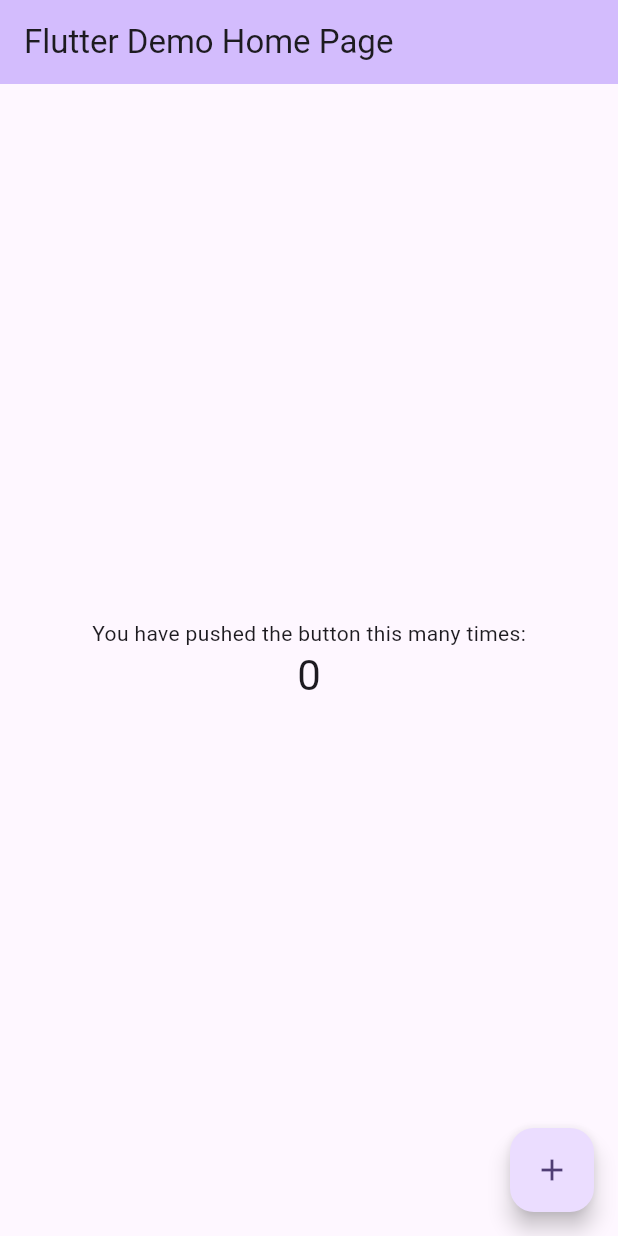
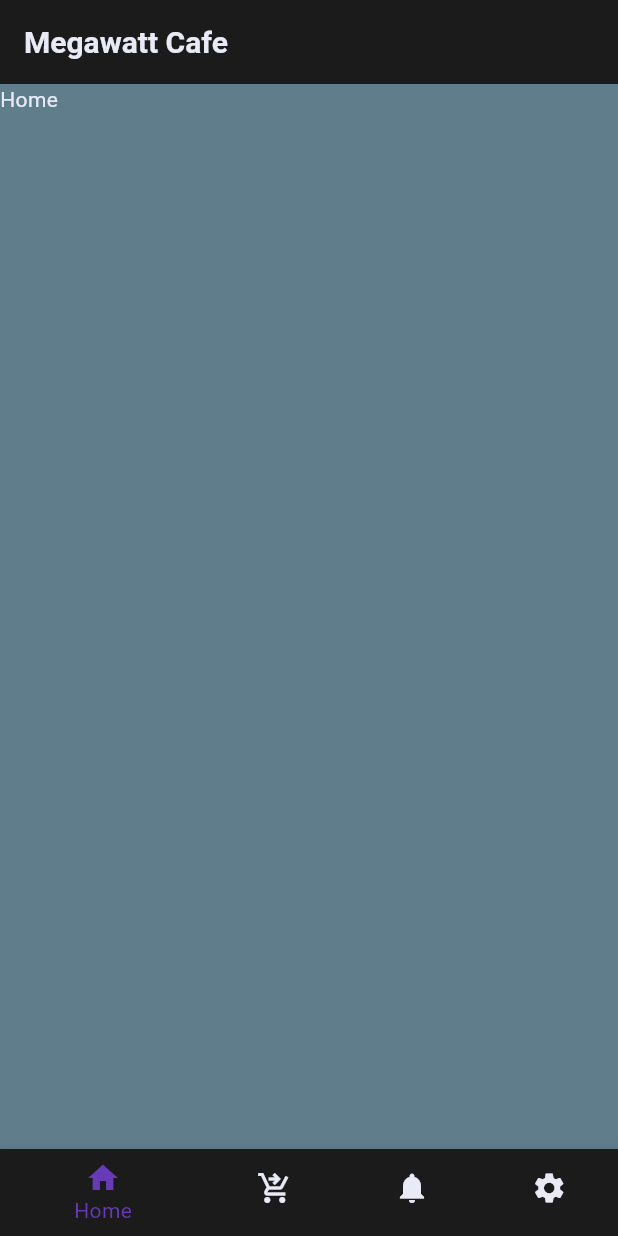
Before and after one commit to ANKNIGHTED/megawatt, a Flutter app: the screen it shows after launch, on a phone screen of 412 x 824 dp. Run offline on Flutter 3.47's test engine with Material 3 defaults, Android fonts, the phone set to English and light mode, and no system bars.

Commit message:
bottom navigation bar and routing

```diff
--- a/lib/main.dart
+++ b/lib/main.dart
@@ -1,122 +1,42 @@
 import 'package:flutter/material.dart';
+import 'package:megawatt/view/cart.dart';
+import 'package:megawatt/view/home.dart';
+import 'package:megawatt/utils/colors.dart';
+import 'package:megawatt/view/homepage.dart';
+import 'package:megawatt/view/login.dart';
+import 'package:megawatt/view/profile.dart';
+import 'package:megawatt/view/settings.dart';
+import 'package:megawatt/view/signup.dart';
 
 void main() {
-  runApp(const MyApp());
+  runApp(const Megawatt());
 }
 
-class MyApp extends StatelessWidget {
-  const MyApp({super.key});
+class Megawatt extends StatelessWidget {
+  const Megawatt({super.key});
 
   // This widget is the root of your application.
   @override
   Widget build(BuildContext context) {
+    //return sizer
     return MaterialApp(
-      title: 'Flutter Demo',
-      theme: ThemeData(
-        // This is the theme of your application.
-        //
-        // TRY THIS: Try running your application with "flutter run". You'll see
-        // the application has a purple toolbar. Then, without quitting the app,
-        // try changing the seedColor in the colorScheme below to Colors.green
-        // and then invoke "hot reload" (save your changes or press the "hot
-        // reload" button in a Flutter-supported IDE, or press "r" if you used
-        // the command line to start the app).
-        //
-        // Notice that the counter didn't reset back to zero; the application
-        // state is not lost during the reload. To reset the state, use hot
-        // restart instead.
-        //
-        // This works for code too, not just values: Most code changes can be
-        // tested with just a hot reload.
-        colorScheme: ColorScheme.fromSeed(seedColor: Colors.deepPurple),
+      debugShowCheckedModeBanner: false,
+
+      theme: ThemeData(colorScheme: AppColors.lightScheme, useMaterial3: true),
+      darkTheme: ThemeData(
+        colorScheme: AppColors.darkScheme,
+        useMaterial3: true,
       ),
-      home: const MyHomePage(title: 'Flutter Demo Home Page'),
+      themeMode: ThemeMode.dark,
+      home: Homepage(),
+      routes: {
+        '/Home': (context) => Home(),
+        '/Signup': (context) => Signup(),
+        '/Login': (context) => Login(),
+        '/Cart': (context) => Cart(),
+        '/Profile': (context) => Profile(),
+        '/Settings': (context) => Settings(),
+      },
     );
   }
 }
-
-class MyHomePage extends StatefulWidget {
-  const MyHomePage({super.key, required this.title});
-
-  // This widget is the home page of your application. It is stateful, meaning
-  // that it has a State object (defined below) that contains fields that affect
-  // how it looks.
-
-  // This class is the configuration for the state. It holds the values (in this
-  // case the title) provided by the parent (in this case the App widget) and
-  // used by the build method of the State. Fields in a Widget subclass are
-  // always marked "final".
-
-  final String title;
-
-  @override
-  State<MyHomePage> createState() => _MyHomePageState();
-}
-
-class _MyHomePageState extends State<MyHomePage> {
-  int _counter = 0;
-
-  void _incrementCounter() {
-    setState(() {
-      // This call to setState tells the Flutter framework that something has
-      // changed in this State, which causes it to rerun the build method below
-      // so that the display can reflect the updated values. If we changed
-      // _counter without calling setState(), then the build method would not be
-      // called again, and so nothing would appear to happen.
-      _counter++;
-    });
-  }
-
-  @override
-  Widget build(BuildContext context) {
-    // This method is rerun every time setState is called, for instance as done
-    // by the _incrementCounter method above.
-    //
-    // The Flutter framework has been optimized to make rerunning build methods
-    // fast, so that you can just rebuild anything that needs updating rather
-    // than having to individually change instances of widgets.
-    return Scaffold(
-      appBar: AppBar(
-        // TRY THIS: Try changing the color here to a specific color (to
-        // Colors.amber, perhaps?) and trigger a hot reload to see the AppBar
-        // change color while the other colors stay the same.
-        backgroundColor: Theme.of(context).colorScheme.inversePrimary,
-        // Here we take the value from the MyHomePage object that was created by
-        // the App.build method, and use it to set our appbar title.
-        title: Text(widget.title),
-      ),
-      body: Center(
-        // Center is a layout widget. It takes a single child and positions it
-        // in the middle of the parent.
-        child: Column(
-          // Column is also a layout widget. It takes a list of children and
-          // arranges them vertically. By default, it sizes itself to fit its
-          // children horizontally, and tries to be as tall as its parent.
-          //
-          // Column has various properties to control how it sizes itself and
-          // how it positions its children. Here we use mainAxisAlignment to
-          // center the children vertically; the main axis here is the vertical
-          // axis because Columns are vertical (the cross axis would be
-          // horizontal).
-          //
-          // TRY THIS: Invoke "debug painting" (choose the "Toggle Debug Paint"
-          // action in the IDE, or press "p" in the console), to see the
-          // wireframe for each widget.
-          mainAxisAlignment: MainAxisAlignment.center,
-          children: <Widget>[
-            const Text('You have pushed the button this many times:'),
-            Text(
-              '$_counter',
-              style: Theme.of(context).textTheme.headlineMedium,
-            ),
-          ],
-        ),
-      ),
-      floatingActionButton: FloatingActionButton(
-        onPressed: _incrementCounter,
-        tooltip: 'Increment',
-        child: const Icon(Icons.add),
-      ), // This trailing comma makes auto-formatting nicer for build methods.
-    );
-  }
-}
--- /dev/null
+++ b/lib/utils/colors.dart
@@ -0,0 +1,56 @@
+import 'package:flutter/material.dart';
+
+// This file defines a custom color scheme with purple and orange tones for your mobile app.
+
+class AppColors {
+  // Primary colors
+  static const Color primaryPurple = Color(0xFF673AB7);
+  static const Color primaryOrange = Color(0xFFFF9800);
+
+  // Accent colors
+  static const Color accentPurple = Color(0xFF9575CD);
+  static const Color accentOrange = Color(0xFFFFB74D);
+
+  // Background colors
+  static const Color backgroundLight = Color(0xFFEFE8F6);
+  static const Color backgroundDark = Color(0xFF1B1B1B);
+
+  // Text colors
+  static const Color textLight = Color(0xFFE8EAF6);
+  static const Color textDark = Color(0xFF212121);
+  static const Color textMuted = Color(0xFF616161);
+
+  // A color swatch for light theme
+  static const ColorScheme lightScheme = ColorScheme(
+    primary: primaryPurple,
+    primaryContainer: accentPurple,
+    secondary: primaryOrange,
+    secondaryContainer: accentOrange,
+    surface: backgroundLight,
+
+    error: Colors.red,
+    onPrimary: Colors.white,
+    onSecondary: Colors.black,
+    onSurface: textDark,
+
+    onError: Colors.white,
+    brightness: Brightness.light,
+  );
+
+  // A color swatch for dark theme
+  static const ColorScheme darkScheme = ColorScheme(
+    primary: primaryPurple,
+    primaryContainer: accentPurple,
+    secondary: primaryOrange,
+    secondaryContainer: accentOrange,
+    surface: backgroundDark,
+
+    error: Colors.red,
+    onPrimary: Colors.white,
+    onSecondary: Colors.black,
+    onSurface: textLight,
+
+    onError: Colors.white,
+    brightness: Brightness.dark,
+  );
+}
--- /dev/null
+++ b/lib/utils/textstyles.dart
@@ -0,0 +1,77 @@
+import 'package:flutter/material.dart';
+
+// This file defines text styles that automatically adapt to the app's theme
+// (light or dark mode) for consistent typography.
+class AppTextStyles {
+  // Base text styles that define font size, family, and weight.
+  // The colors are deliberately omitted here and will be applied dynamically.
+
+  static const TextStyle _heading1Base = TextStyle(
+    fontSize: 24,
+    fontWeight: FontWeight.bold,
+  );
+
+  static const TextStyle _heading2Base = TextStyle(
+    fontSize: 20,
+    fontWeight: FontWeight.bold,
+  );
+
+  static const TextStyle _subheadingBase = TextStyle(
+    fontSize: 16,
+    fontWeight: FontWeight.w600,
+  );
+
+  static const TextStyle _bodyBase = TextStyle(
+    fontSize: 14,
+    fontWeight: FontWeight.normal,
+  );
+
+  static const TextStyle _buttonBase = TextStyle(
+    fontSize: 16,
+    fontWeight: FontWeight.bold,
+  );
+
+  static const TextStyle _captionBase = TextStyle(
+    fontSize: 12,
+    fontWeight: FontWeight.w400,
+  );
+
+  // Methods to get theme-aware text styles.
+  // Use these methods to ensure colors adapt to light and dark modes.
+
+  /// Style for the largest headings, adapting to the theme's primary color.
+  static TextStyle heading1(BuildContext context) {
+    return _heading1Base.copyWith(color: Theme.of(context).colorScheme.primary);
+  }
+
+  /// Style for secondary headings, adapting to the theme's onSurface color.
+  static TextStyle heading2(BuildContext context) {
+    return _heading2Base.copyWith(
+      color: Theme.of(context).colorScheme.onSurface,
+    );
+  }
+
+  /// Style for subheadings, using a slightly more muted text color.
+  static TextStyle subheading(BuildContext context) {
+    return _subheadingBase.copyWith(
+      color: Theme.of(context).colorScheme.onSurface,
+    );
+  }
+
+  /// Style for general body text.
+  static TextStyle body(BuildContext context) {
+    return _bodyBase.copyWith(color: Theme.of(context).colorScheme.onSurface);
+  }
+
+  /// Style for text on buttons, ensuring high contrast against the button's background.
+  static TextStyle button(BuildContext context) {
+    return _buttonBase.copyWith(color: Theme.of(context).colorScheme.onPrimary);
+  }
+
+  /// Style for small, secondary text like captions.
+  static TextStyle caption(BuildContext context) {
+    return _captionBase.copyWith(
+      color: Theme.of(context).colorScheme.onSurface,
+    );
+  }
+}
--- /dev/null
+++ b/lib/view/home.dart
@@ -0,0 +1,10 @@
+import 'package:flutter/material.dart';
+
+class Home extends StatelessWidget {
+  const Home({super.key});
+
+  @override
+  Widget build(BuildContext context) {
+    return Scaffold(backgroundColor: Colors.blueGrey, body: Text("Home "));
+  }
+}
--- /dev/null
+++ b/lib/view/homepage.dart
@@ -0,0 +1,73 @@
+import 'package:flutter/material.dart';
+import 'package:flutter/material.dart';
+import 'package:megawatt/utils/textstyles.dart';
+import 'package:megawatt/view/cart.dart';
+import 'package:megawatt/view/home.dart';
+import 'package:megawatt/view/homepage.dart';
+import 'package:megawatt/view/profile.dart';
+import 'package:megawatt/view/settings.dart';
+
+class Homepage extends StatefulWidget {
+  const Homepage({super.key});
+
+  @override
+  State<Homepage> createState() => _HomepageState();
+}
+
+class _HomepageState extends State<Homepage> {
+  //keeps trac of the selected index /current page
+  int _selectedIndex = 0;
+  //updates the new selected index
+  void _onItemTapped(int index) {
+    setState(() {
+      _selectedIndex = index;
+    });
+  }
+
+  // A list of pages to display based on the selected index.
+  final List _pages = [
+    Home(), //home page
+    Cart(),
+    Profile(),
+    Settings(),
+    Homepage(),
+  ];
+
+  @override
+  Widget build(BuildContext context) {
+    return Scaffold(
+      appBar: AppBar(
+        title: Text('Megawatt Cafe', style: AppTextStyles.heading2(context)),
+        backgroundColor: Theme.of(context).colorScheme.surface,
+      ),
+      body: _pages[_selectedIndex],
+      bottomNavigationBar: BottomNavigationBar(
+        currentIndex: _selectedIndex,
+        onTap: _onItemTapped,
+        items: [
+          BottomNavigationBarItem(icon: Icon(Icons.home), label: "Home"),
+
+          BottomNavigationBarItem(
+            icon: Icon(Icons.shopping_cart_checkout),
+            label: 'Cart',
+          ),
+          BottomNavigationBarItem(
+            icon: Icon(Icons.notifications),
+            label: 'Activity',
+          ),
+          BottomNavigationBarItem(
+            icon: Icon(Icons.settings),
+            label: 'Settings',
+          ),
+        ],
+
+        // The color of the selected item, from the theme's color scheme.
+        selectedItemColor: Theme.of(context).colorScheme.primary,
+        // The color of unselected items, with a slight tint.
+        unselectedItemColor: Theme.of(context).colorScheme.onSurface,
+        // Use shifting type for a modern look.
+        type: BottomNavigationBarType.shifting,
+      ),
+    );
+  }
+}
--- a/pubspec.yaml
+++ b/pubspec.yaml
@@ -34,6 +34,7 @@ dependencies:
   # The following adds the Cupertino Icons font to your application.
   # Use with the CupertinoIcons class for iOS style icons.
   cupertino_icons: ^1.0.8
+  sizer: ^3.1.3
 
 dev_dependencies:
   flutter_test:
```
Also changed, not shown: lib/view/cart.dart (added, +14 -0 lines), lib/view/login.dart (added, +91 -0 lines), lib/view/profile.dart (added, +13 -0 lines), lib/view/settings.dart (added, +13 -0 lines), lib/view/signup.dart (added, +110 -0 lines), pubspec.lock, 4 other files.
